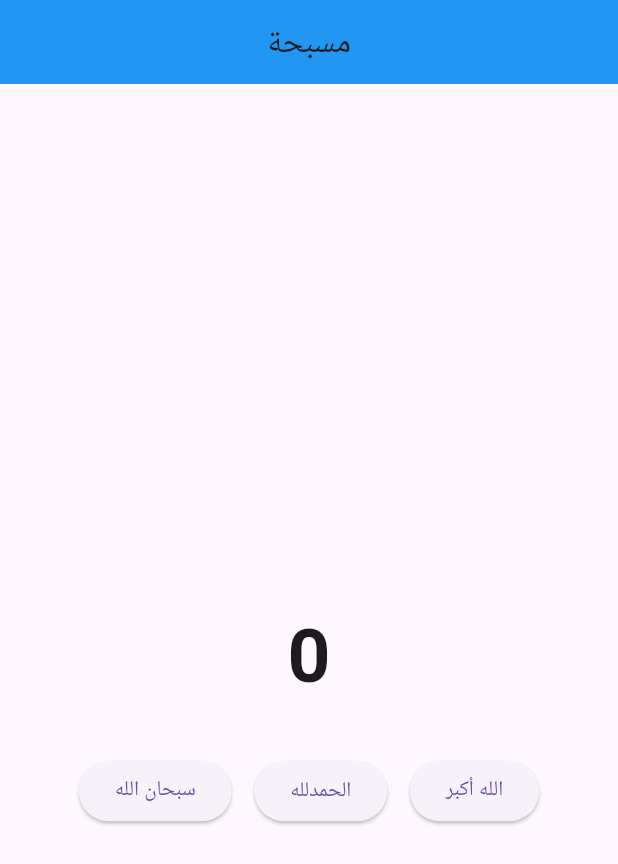
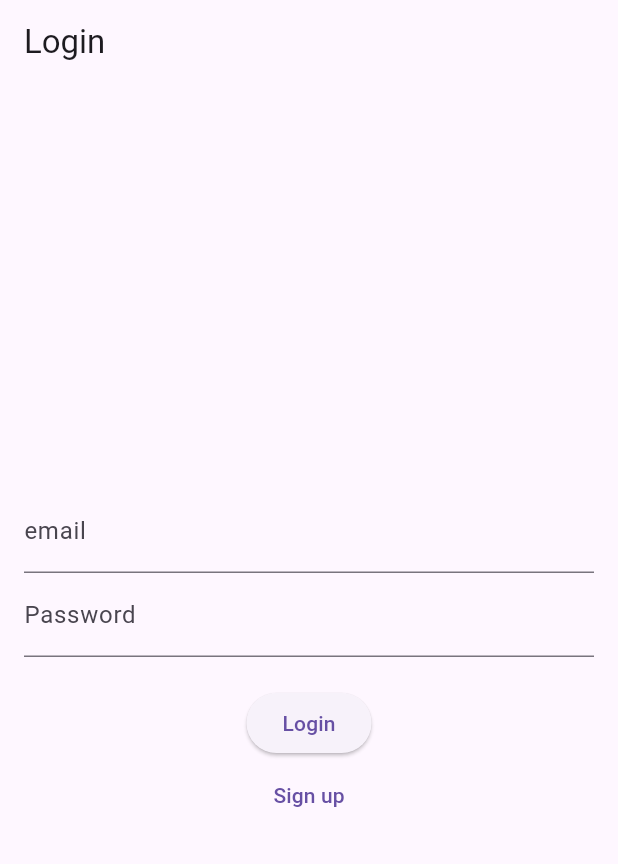
Before and after one commit to shahadba2025/Shahadbaties, a Flutter app: the screen it shows after launch, on a phone screen of 412 x 824 dp. Shown: the top 864 px of the screen. Run offline on Flutter 3.47's test engine with Material 3 defaults, Android fonts, the phone set to English and light mode, and no system bars; our stand-ins replace shared_preferences.

Commit message:
Add files via upload

```diff
--- /dev/null
+++ b/lib/LoginPage.dart
@@ -0,0 +1,75 @@
+import 'package:flutter/material.dart';
+import 'package:shared_preferences/shared_preferences.dart';
+import 'HomePage.dart';
+import 'SignUpPage.dart';
+
+class LoginPage extends StatefulWidget {
+  @override
+  _LoginPageState createState() => _LoginPageState();
+}
+
+class _LoginPageState extends State<LoginPage> {
+  final TextEditingController _emailController = TextEditingController();
+  final TextEditingController _passwordController = TextEditingController();
+  String? _errorMessage;
+
+  Future<void> _login() async {
+    final SharedPreferences prefs = await SharedPreferences.getInstance();
+    final String? savedUsername = prefs.getString('username');
+    final String? savedemail = prefs.getString('email');
+    final String? savedPassword = prefs.getString('password');
+
+    if (_emailController.text == savedemail &&
+        _passwordController.text == savedPassword) {
+      Navigator.pushReplacement(
+        context,
+        MaterialPageRoute(builder: (context) => HomePage(username: savedUsername!)),
+      );
+    } else {
+      setState(() {
+        _errorMessage = 'Invalid email or password';
+      });
+    }
+  }
+
+  @override
+  Widget build(BuildContext context) {
+    return MaterialApp(
+      home: Scaffold(
+        appBar: AppBar(title: Text('Login')),
+        body: Padding(
+          padding: EdgeInsets.all(16.0),
+          child: Column(
+            mainAxisAlignment: MainAxisAlignment.center,
+            children: [
+              TextField(
+                controller: _emailController,
+                decoration: InputDecoration(labelText: 'email'),
+              ),
+              TextField(
+                controller: _passwordController,
+                decoration: InputDecoration(labelText: 'Password'),
+                obscureText: true,
+              ),
+              SizedBox(height: 20),
+              ElevatedButton(
+                onPressed: _login,
+                child: Text('Login'),
+              ),
+              TextButton(
+                onPressed: () {
+                  Navigator.push(
+                    context,
+                    MaterialPageRoute(builder: (context) => SignUpPage()),
+                  );
+                },
+                child: Text('Sign up'),
+              ),
+              if (_errorMessage != null) Text(_errorMessage!, style: TextStyle(color: Colors.red)),
+            ],
+          ),
+        ),
+      ),
+    );
+  }
+}
--- /dev/null
+++ b/lib/SignUpPage.dart
@@ -0,0 +1,109 @@
+import 'package:flutter/material.dart';
+import 'package:shared_preferences/shared_preferences.dart';
+import 'LoginPage.dart';
+
+class SignUpPage extends StatefulWidget {
+  @override
+  _SignUpPageState createState() => _SignUpPageState();
+}
+
+class _SignUpPageState extends State<SignUpPage> {
+  final _formKey = GlobalKey<FormState>();
+
+  final TextEditingController _usernameController = TextEditingController();
+  final TextEditingController _emailController = TextEditingController();
+  final TextEditingController _passwordController = TextEditingController();
+
+
+  Future<void> _signUp() async {
+    if (_formKey.currentState!.validate()) {
+      _formKey.currentState!.save();
+      //print('Name: $_name, Email: $_email, Password : ${_passwordController.text}');
+
+      final SharedPreferences prefs = await SharedPreferences.getInstance();
+      await prefs.setString('username', _usernameController.text);
+      await prefs.setString('email', _emailController.text);
+      await prefs.setString('password', _passwordController.text);
+
+      Navigator.pushReplacement(
+        context,
+        MaterialPageRoute(builder: (context) => LoginPage()),
+      );
+    }
+  }
+
+  @override
+  Widget build(BuildContext context) {
+    return MaterialApp(
+      home: Scaffold(
+        appBar: AppBar(title: Text('Sign Up')),
+        body: Padding(
+          padding: EdgeInsets.all(16.0),
+          child: Form(
+            key: _formKey,
+            child: Column(
+              mainAxisAlignment: MainAxisAlignment.center,
+              children: [
+                TextFormField(
+                  decoration: InputDecoration(labelText: 'Email'),
+                  validator: (value) {
+                    if (value == null || value.isEmpty) {
+                      return 'Please enter your E_mail';
+                    }
+                    return null;
+                  },
+                  onSaved: (value) {
+                    _usernameController.text = value!;
+                  },
+                ),
+                TextFormField(
+                  decoration: InputDecoration(labelText: 'Email'),
+                  validator: (value) {
+                    if (value == null || value.isEmpty) {
+                      return 'Please enter your email';
+                    } else if (!RegExp(r"^[a-zA-Z0-9.a-zA-Z0-9.!#$%&'*+-/=?^_`{|}~]+@[a-zA-Z0-9]+\.[a-zA-Z]+").hasMatch(value!)) {
+                      return 'Please enter a valid email address';
+                    }
+                    return null;
+                  },
+                  onSaved: (value) {
+                    _emailController.text = value!;
+                  },
+                ),
+                TextFormField(
+
+                  decoration: InputDecoration(labelText: 'Password'),
+                  obscureText: true,
+                  validator: (value) {
+                    if (value == null || value.isEmpty) {
+                      return 'Please enter your password';
+                    }
+                    else if (value!.length<8) {
+                      return ' password should be at least 8 chars';
+                    }else if (!RegExp("[a-z]").hasMatch(value!)) {
+                      return ' password should at least one lowercase chars';
+                    }else if (!RegExp("[A-Z]").hasMatch(value!)) {
+                      return ' password should at least one uppercase chars';
+                    }else if (!RegExp("[!#\$%&'*+-/=?^_`{|}~@]").hasMatch(value!)) {
+                      return ' password should at least one symbol';
+                    }else if (!RegExp("[0-9]").hasMatch(value!)) {
+                      return ' password should at least one number';
+                    }
+                    return null;
+                  },
+                  onSaved: (value) {
+                    _passwordController.text = value!;
+                  },
+                ),
+                ElevatedButton(
+                  onPressed: _signUp,
+                  child: Text('Sign Up'),
+                ),
+              ],
+            ),
+          ),
+        ),
+      ),
+    );
+  }
+}
--- a/lib/main.dart
+++ b/lib/main.dart
@@ -1,80 +1,18 @@
 import 'package:flutter/material.dart';
-
-void main() => runApp(const MyApp());
+import 'LoginPage.dart';
+void main() {
+  runApp(MyApp());
+}
 
 class MyApp extends StatelessWidget {
-  const MyApp({super.key});
-
   @override
   Widget build(BuildContext context) {
-    return const MaterialApp(
-      debugShowCheckedModeBanner: false,
-      home: SebhaApp(),
+    return MaterialApp(
+      title: 'Flutter Auth App',
+      theme: ThemeData(
+        primarySwatch: Colors.blue,
+      ),
+      home: LoginPage(),
     );
   }
 }
-
-class SebhaApp extends StatefulWidget {
-  const SebhaApp({super.key});
-
-  @override
-  State<SebhaApp> createState() => _SebhaAppState();
-}
-
-class _SebhaAppState extends State<SebhaApp> {
-  int count = 0;
-  String currentText = "";
-
-  void _updateText(String newText) {
-    setState(() {
-      currentText = newText;
-      count++;
-    });
-  }
-
-  Widget _buildDhikrButton(String label) {
-    return ElevatedButton(
-      onPressed: () => _updateText(label),
-      child: Text(label),
-    );
-  }
-
-  @override
-  Widget build(BuildContext context) {
-    return Scaffold(
-      appBar: AppBar(
-        title: const Text("مسبحة"),
-        backgroundColor: Colors.blue,
-        centerTitle: true,
-      ),
-      body: Center(
-        child: Column(
-          mainAxisSize: MainAxisSize.min,
-          children: [
-            Text(
-              currentText,
-              style: const TextStyle(fontSize: 34),
-            ),
-            const SizedBox(height: 25),
-            Text(
-              "$count",
-              style: const TextStyle(
-                fontSize: 50,
-                fontWeight: FontWeight.bold,
-              ),
-            ),
-            const SizedBox(height: 30),
-            Wrap(
-              spacing: 15,
-              children: [
-                _buildDhikrButton("سبحان الله"),
-                _buildDhikrButton("الحمدلله"),
-                _buildDhikrButton("الله أكبر"),
-              ],
-            ),
-          ],
-        ),
-      ),
-    );
-  }
-}
```
Also changed, not shown: lib/HomePage.dart (added, +40 -0 lines), lib/SecondScreen.dart (added, +29 -0 lines), pubspec.yaml (+4 -3 lines), pubspec.lock, 16 other files.
